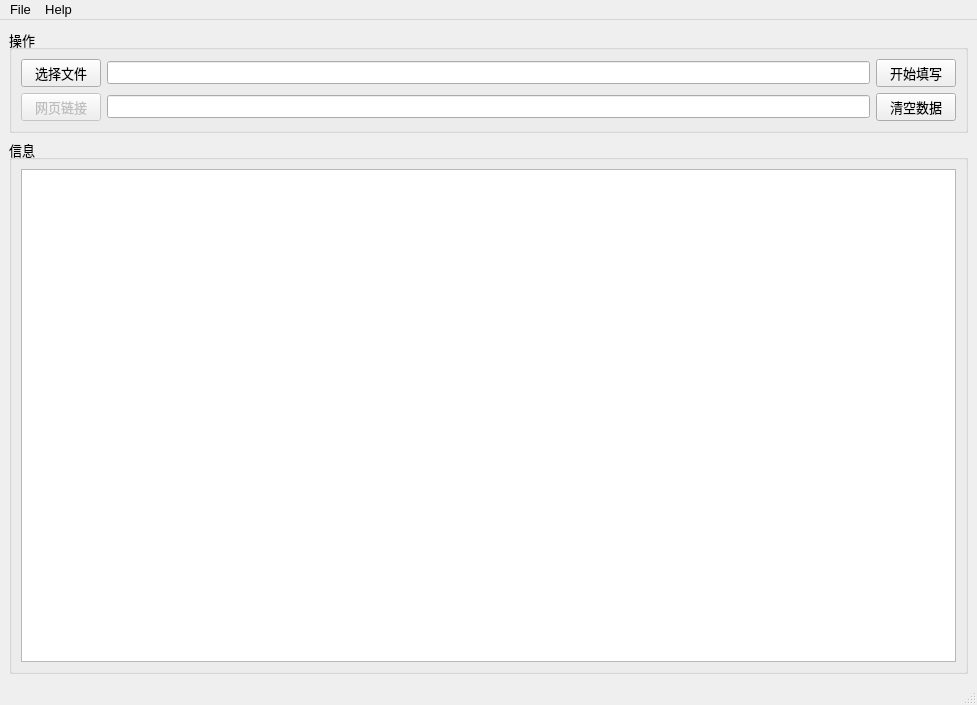
Above: Prince_Operate_Ui.ui from chen-huai/Prince_App before the change. Below: the same form after it.
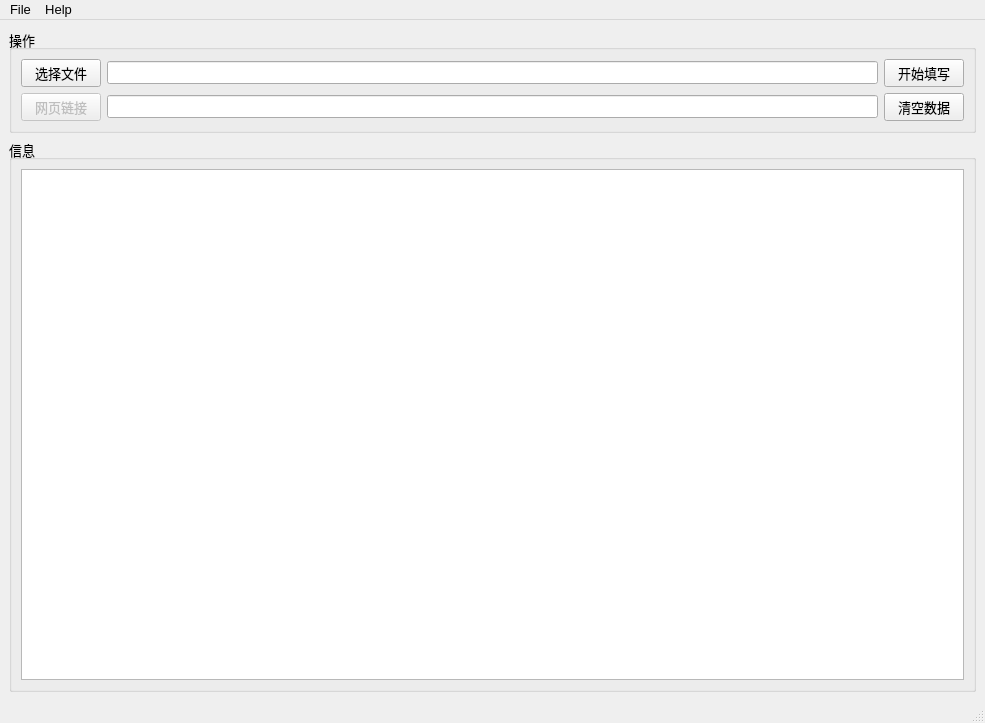
That is the form after the change. Icons and pictures are not drawn.

Commit message: 更新界面

```diff
--- a/Prince_Operate_Ui.ui
+++ b/Prince_Operate_Ui.ui
@@ -7,8 +7,8 @@
    <rect>
     <x>0</x>
     <y>0</y>
-    <width>977</width>
-    <height>705</height>
+    <width>985</width>
+    <height>723</height>
    </rect>
   </property>
   <property name="sizePolicy">
@@ -91,6 +91,12 @@
     </item>
     <item>
      <widget class="QGroupBox" name="groupBox_2">
+      <property name="sizePolicy">
+       <sizepolicy hsizetype="Expanding" vsizetype="Expanding">
+        <horstretch>0</horstretch>
+        <verstretch>0</verstretch>
+       </sizepolicy>
+      </property>
       <property name="title">
        <string>信息</string>
       </property>
@@ -108,7 +114,7 @@
     <rect>
      <x>0</x>
      <y>0</y>
-     <width>977</width>
+     <width>985</width>
      <height>29</height>
     </rect>
    </property>
```
Left out of the diff: 2 changed lines with no effect on the pictures. The commit also changes 2 other files.
